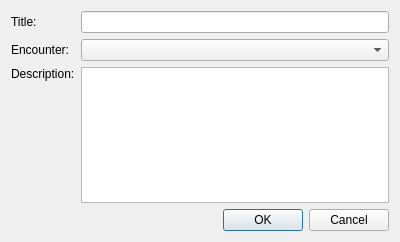
Old version of the form DMHelper/src/mapmarkerdialog.ui in the repository MMetze/DMHelper.
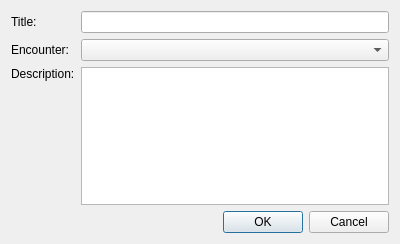
New version of the form.

What changed in the file:
```diff
--- a/DMHelper/src/mapmarkerdialog.ui
+++ b/DMHelper/src/mapmarkerdialog.ui
@@ -7,7 +7,7 @@
     <x>0</x>
     <y>0</y>
     <width>400</width>
-    <height>242</height>
+    <height>244</height>
    </rect>
   </property>
   <property name="windowTitle">
```
Left out of the diff: 2 changed lines with no effect on the pictures.
